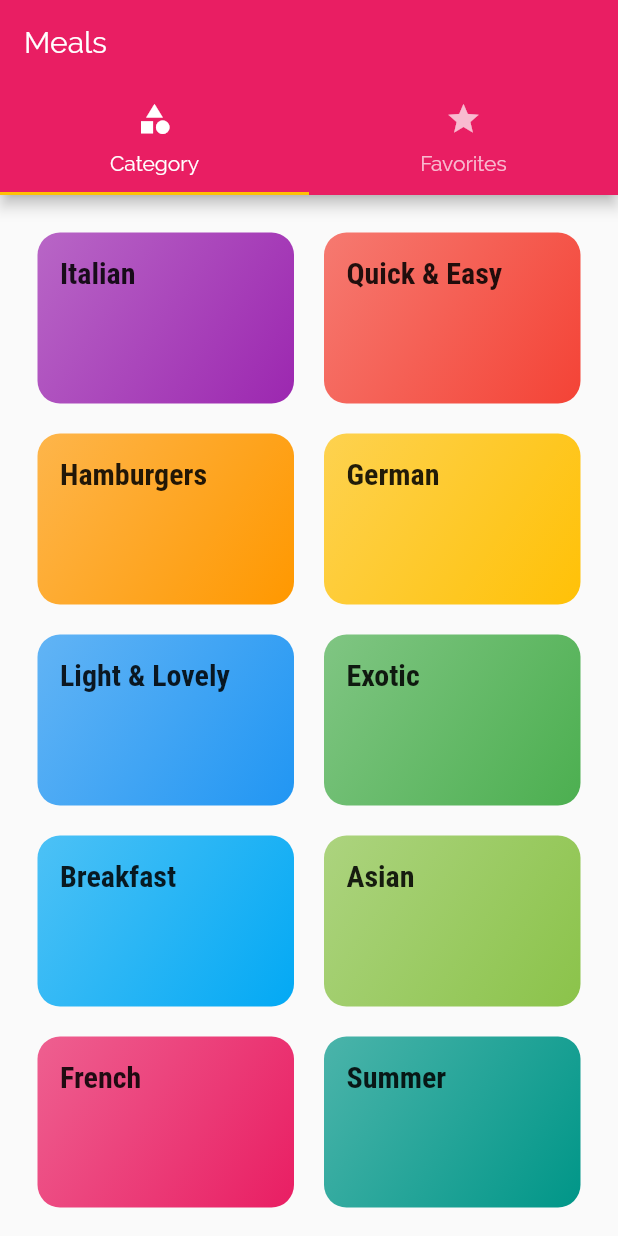
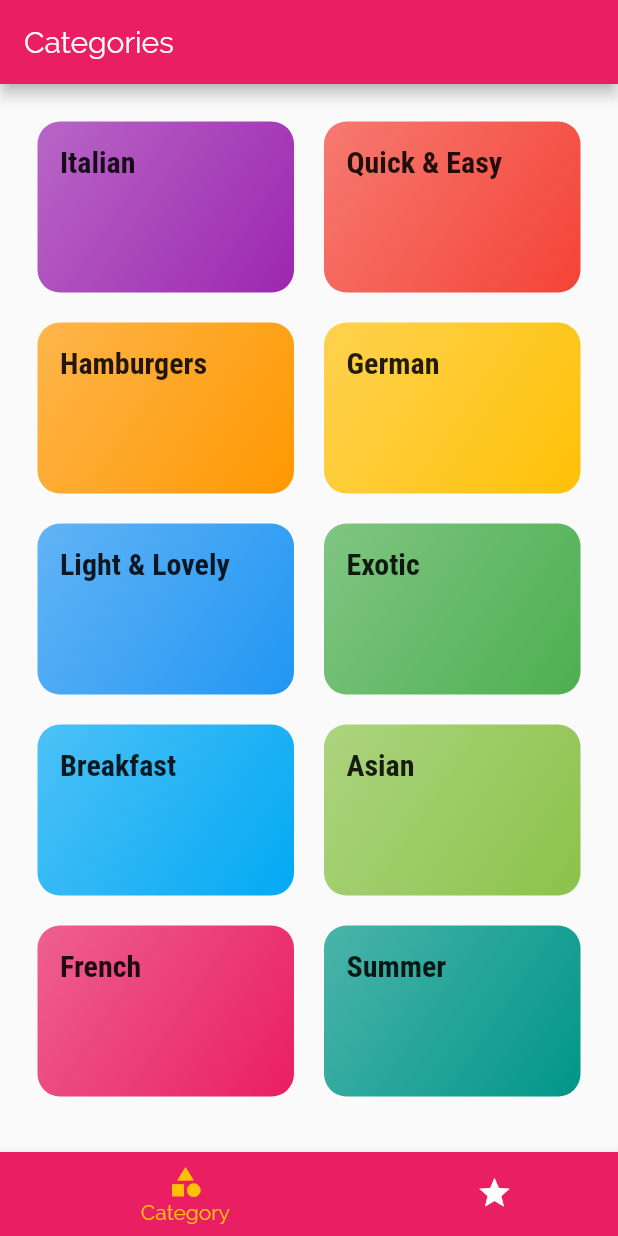
Before and after one commit to Rabee-Omran/Meals-App-Flutter, a Flutter app: the screen it shows after launch, on a phone screen of 412 x 824 dp. Run offline on Flutter 3.47's test engine with Material 2 defaults, Android fonts, the phone set to English and light mode, and no system bars.

Commit message:
Remove Top TabBar & Add Botton TabBar

```diff
--- a/lib/screens/tabs_screen.dart
+++ b/lib/screens/tabs_screen.dart
@@ -8,27 +8,43 @@ class TabScreen extends StatefulWidget {
 }
 
 class _TabScreenState extends State<TabScreen> {
+  final List<Map<String, dynamic>> _pages = [
+    {'page': CategoriesScreen(),'title':'Categories' },
+    {'page': FavoritesScreen(),'title':'Your Favorites' },
+  ];
+
+  int _selectedPageIndex = 0;
+
+  void _selectPage(int index) {
+    setState(() {
+      _selectedPageIndex = index;
+    });
+  }
+
   @override
   Widget build(BuildContext context) {
-    return DefaultTabController(
-      length: 2,
-      initialIndex: 0,
-      child: Scaffold(
-        appBar: AppBar(
-          title: Text('Meals'),
-          bottom: TabBar(tabs: [
-            Tab(
+    return Scaffold(
+      appBar: AppBar(
+        title: Text(_pages[_selectedPageIndex]['title']),
+      ),
+      body: _pages[_selectedPageIndex]['page'],
+      bottomNavigationBar: BottomNavigationBar(
+        onTap: _selectPage,
+        backgroundColor: Theme.of(context).primaryColor,
+        unselectedItemColor: Colors.white,
+        selectedItemColor: Theme.of(context).accentColor,
+        currentIndex: _selectedPageIndex,
+        type: BottomNavigationBarType.shifting,
+        items: [
+          BottomNavigationBarItem(
+              backgroundColor: Theme.of(context).primaryColor,
               icon: Icon(Icons.category),
-              text: 'Category',
-            ),
-            Tab(
+              title: Text('Category')),
+          BottomNavigationBarItem(
+              backgroundColor: Theme.of(context).primaryColor,
               icon: Icon(Icons.star),
-              text: 'Favorites',
-            )
-          ]),
-
-        ),
-        body: TabBarView(children: [CategoriesScreen(), FavoritesScreen()]),
+              title: Text('Favorites')),
+        ],
       ),
     );
   }
--- /dev/null
+++ b/lib/screens/top_tabBar_screen.dart
@@ -0,0 +1,35 @@
+import 'package:flutter/material.dart';
+import 'package:meals_app/screens/categories_screen.dart';
+import 'package:meals_app/screens/favorites_screen.dart';
+
+class TabScreen extends StatefulWidget {
+  @override
+  _TabScreenState createState() => _TabScreenState();
+}
+
+class _TabScreenState extends State<TabScreen> {
+  @override
+  Widget build(BuildContext context) {
+    return DefaultTabController(
+      length: 2,
+      // initialIndex: 0,
+      child: Scaffold(
+        appBar: AppBar(
+          title: Text('Meals'),
+          bottom: TabBar(tabs: [
+            Tab(
+              icon: Icon(Icons.category),
+              text: 'Category',
+            ),
+            Tab(
+              icon: Icon(Icons.star),
+              text: 'Favorites',
+            )
+          ]),
+
+        ),
+        body: TabBarView(children: [CategoriesScreen(), FavoritesScreen()]),
+      ),
+    );
+  }
+}
```
